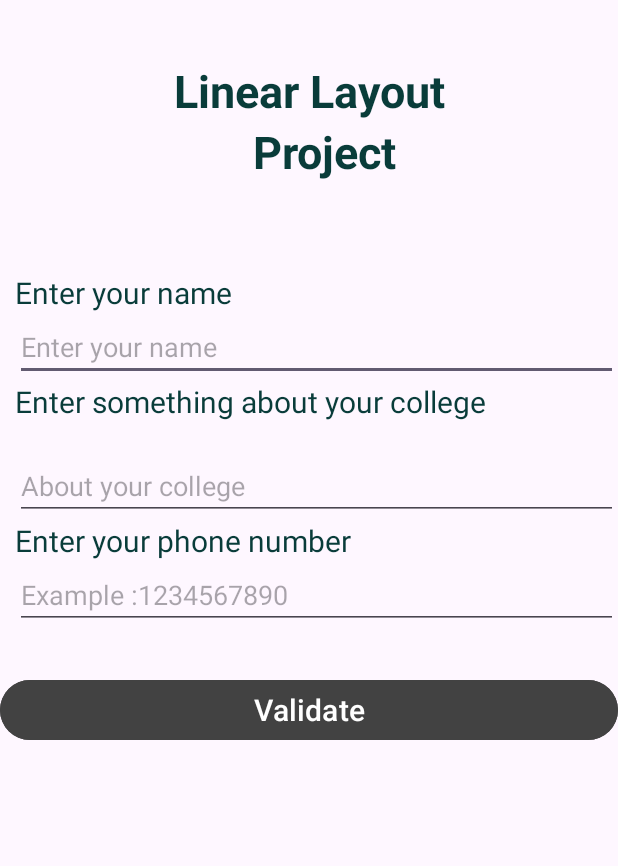
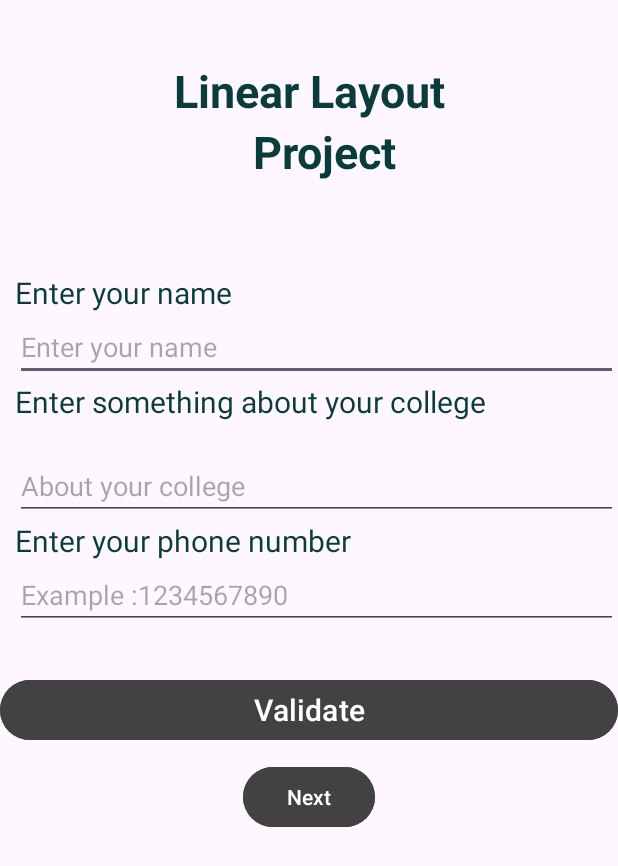
Before and after one commit to 48Shruti/MyFirstLocation, an Android app: the screen it shows after launch (MainActivity), on a phone screen of 412 x 824 dp. Shown: the top 866 px of the screen. Run offline under Robolectric (Android 15) with nearby library versions, the phone set to English and light mode, and no system bars.

Commit message:
radiobutton and checked box
checked box and radiobutton and next page

```diff
--- a/app/src/main/AndroidManifest.xml
+++ b/app/src/main/AndroidManifest.xml
@@ -13,6 +13,9 @@
         android:theme="@style/Theme.Myfirstproject"
         tools:targetApi="31">
         <activity
+            android:name=".CheckboxRadioActivity"
+            android:exported="false" />
+        <activity
             android:name=".MainActivity"
             android:exported="true">
             <intent-filter>
--- a/app/src/main/java/com/shruti/myfirstproject/MainActivity.kt
+++ b/app/src/main/java/com/shruti/myfirstproject/MainActivity.kt
@@ -1,5 +1,6 @@
 package com.shruti.myfirstproject
 
+import android.content.Intent
 import androidx.appcompat.app.AppCompatActivity
 import android.os.Bundle
 import android.widget.Button
@@ -11,6 +12,7 @@ class MainActivity : AppCompatActivity() {
     var etcollegeinfo : EditText ?= null
     var etphone : EditText ?= null
     var btnvalidate : Button ?= null
+    var btnnext : Button ?= null
     override fun onCreate(savedInstanceState: Bundle?) {
         super.onCreate(savedInstanceState)
         setContentView(R.layout.activity_main)
@@ -18,6 +20,7 @@ class MainActivity : AppCompatActivity() {
         etcollegeinfo = findViewById(R.id.etcollegeinfo)
         etphone = findViewById(R.id.etphone)
         btnvalidate = findViewById(R.id.btnvalidate)
+        btnnext = findViewById(R.id.btnnext)
       btnvalidate?.setOnClickListener {
           if (etname?.text.isNullOrEmpty())
           {
@@ -34,6 +37,11 @@ class MainActivity : AppCompatActivity() {
               Toast.makeText(this, "Successful", Toast.LENGTH_SHORT).show()
           }
       }
+        btnnext?.setOnClickListener {
+            var intent = Intent(this , CheckboxRadioActivity::class.java)
+            startActivity(intent)
+            finish()
+        }
 
     }
 
--- a/app/src/main/res/layout/activity_main.xml
+++ b/app/src/main/res/layout/activity_main.xml
@@ -93,5 +93,15 @@
         android:layout_marginTop="30sp"
        android:backgroundTint="@color/cardview_dark_background"
         android:id="@+id/btnvalidate"/>
-       id
+
+    <Button
+        android:layout_width="wrap_content"
+        android:layout_height="wrap_content"
+        android:text="Next"
+        android:layout_gravity="center"
+        android:layout_marginTop="10sp"
+        android:backgroundTint="@color/cardview_dark_background"
+        android:id="@+id/btnnext"/>
+
+
 </LinearLayout>
```
Also changed, not shown: app/src/main/java/com/shruti/myfirstproject/CheckboxRadioActivity.kt (added, +29 -0 lines), app/src/main/res/layout/activity_checkbox_radio.xml (added, +35 -0 lines).
